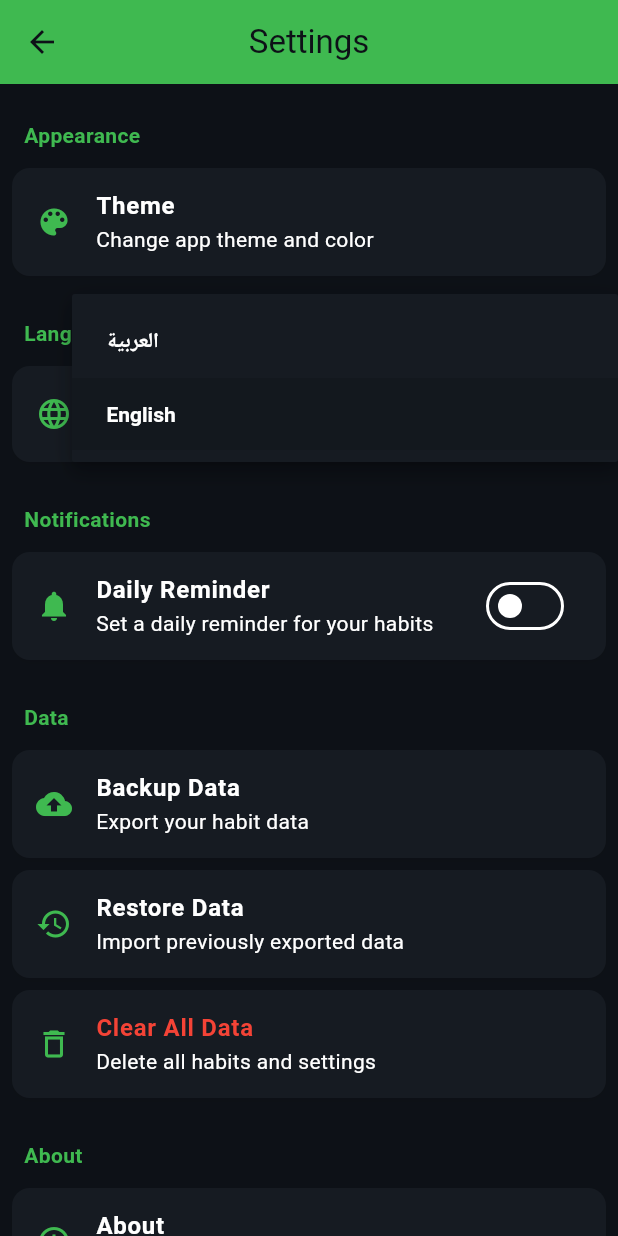
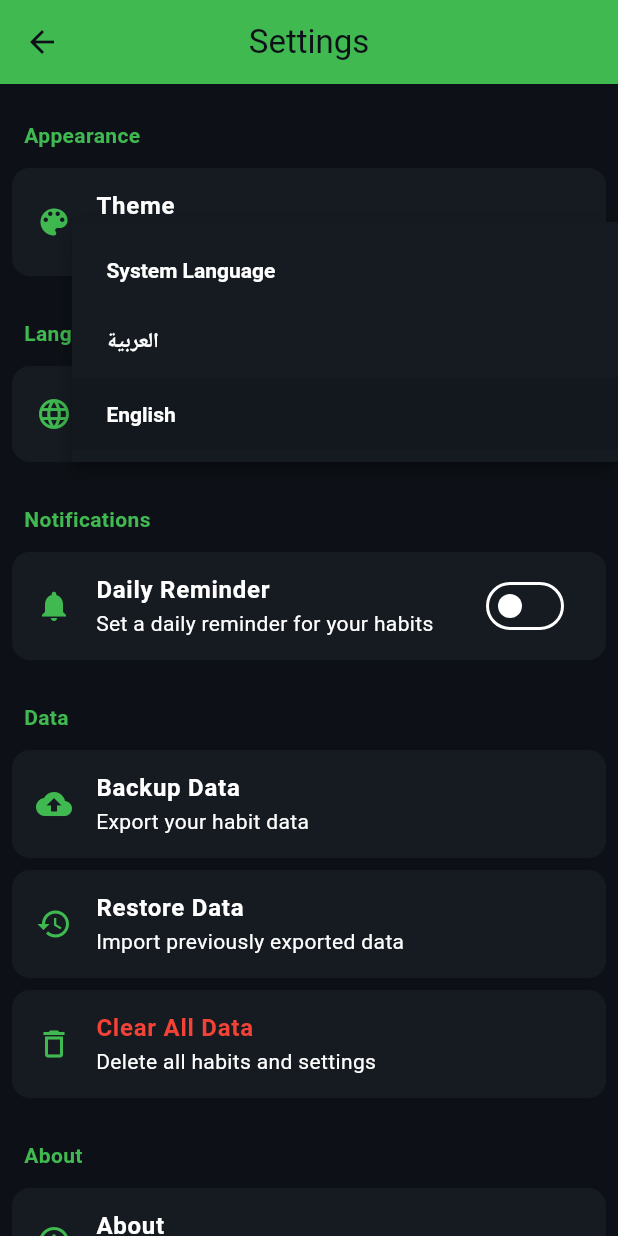
Before and after one commit to abod8639/flutter_habit_tracker, a Flutter app: the SettingsPage screen opened directly, after a tap on "English", on a phone screen of 412 x 824 dp. Run offline on Flutter 3.47's test engine with Material 3 defaults, Android fonts, the phone set to English and light mode, and no system bars; our stand-ins replace fl_chart, flutter_heatmap_calendar, flutter_slidable, get, hive, hive_flutter; accounts and stored records are empty.

Commit message:
add System Language

```diff
--- a/lib/controller/langController.dart
+++ b/lib/controller/langController.dart
@@ -3,10 +3,11 @@ import 'dart:ui';
 import 'package:flutter/foundation.dart';
 import 'package:get/get.dart';
 import 'package:habit_tracker/services/lang_storage.dart';
+import 'package:intl/intl.dart';
 
 class Langcontroller extends GetxController {
   late final LangStorage _storage;
-  var language = 'en'.obs;
+  var language = Intl.getCurrentLocale().obs;
 
   @override
   void onInit() {
@@ -24,7 +25,8 @@ class Langcontroller extends GetxController {
       language.value = savedLang;
 
       // Update app locale
-      Get.updateLocale(Get.locale ?? const Locale('en'));
+      Intl.getCurrentLocale();
+      Get.updateLocale(Get.locale ?? Locale(Intl.getCurrentLocale()));
     } catch (e) {
       debugPrint('Error initializing language controller: $e');
       // Fallback to default language
--- a/lib/view/SettingsPage/SettingsPage.dart
+++ b/lib/view/SettingsPage/SettingsPage.dart
@@ -99,6 +99,7 @@ class _SettingsPageState extends State<SettingsPage>
                 icon: Icons.language,
                 currentValue: controllerlanguage.language.value,
                 entries: const [
+                  DropdownMenuEntry(value: "sys", label: "  System Language  "),
                   DropdownMenuEntry(value: "ar", label: "  العربية "),
                   DropdownMenuEntry(value: "en", label: "  English  "),
                 ],
```
Also changed, not shown: 1 other file.
